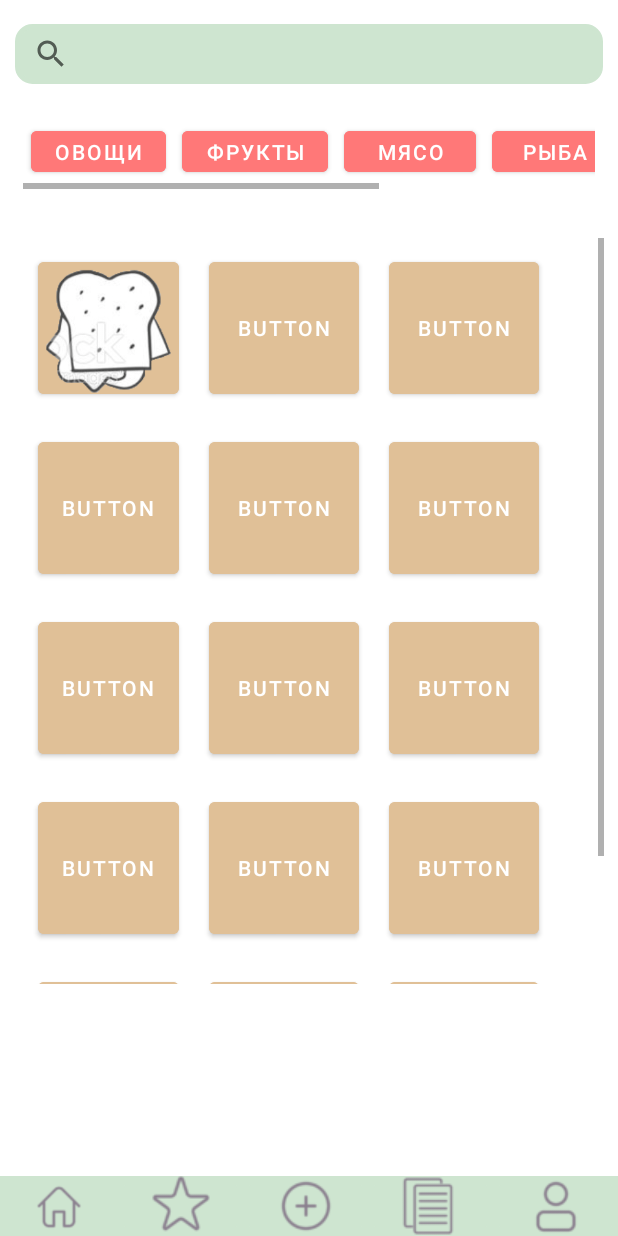
After one commit to NyashnyBastard/Rr3, an Android app: the layout menu.xml on its own in the app's theme, with its tools: preview values and no code run, on a phone screen of 412 x 824 dp. The commit adds this screen. Run offline under Robolectric (Android 15) with nearby library versions, the phone set to English and light mode, and no system bars.

Commit message:
//все_переделано

```diff
--- a/app/src/main/java/com/example/readyrecipe/MainActivity.kt
+++ b/app/src/main/java/com/example/readyrecipe/MainActivity.kt
@@ -12,7 +12,7 @@ class MainActivity : AppCompatActivity() {
     override fun onCreate(savedInstanceState: Bundle?) {
         super.onCreate(savedInstanceState)
         setContentView(R.layout.activity_main)
-        window.navigationBarColor = resources.getColor(R.color.d_grey)
+        window.navigationBarColor = resources.getColor(R.color.kor)
 
     }
 
--- /dev/null
+++ b/app/src/main/res/drawable/custom_search.xml
@@ -0,0 +1,12 @@
+<?xml version="1.0" encoding="utf-8"?>
+<shape xmlns:tools="http://schemas.android.com/tools"
+    xmlns:android="http://schemas.android.com/apk/res/android"
+    android:shape="rectangle">
+
+    <corners
+        android:radius="10sp"/>
+    <stroke
+        android:color="@color/svetly"
+        android:width="3dp"/>
+
+</shape>
--- a/app/src/main/res/layout/activity_splash_one.xml
+++ b/app/src/main/res/layout/activity_splash_one.xml
@@ -4,7 +4,7 @@
     xmlns:tools="http://schemas.android.com/tools"
     android:layout_width="match_parent"
     android:layout_height="match_parent"
-    android:background="@color/d_yellow"
+    android:background="@color/sv_yellow"
     tools:context=".SplashActivityOne">
 
     <ImageView
@@ -12,7 +12,7 @@
         android:layout_width="wrap_content"
         android:layout_height="wrap_content"
         android:fadeScrollbars="false"
-        android:tint="#EFECEC"
+        android:tint="@color/green"
         app:layout_constraintBottom_toBottomOf="parent"
         app:layout_constraintEnd_toEndOf="parent"
         app:layout_constraintStart_toStartOf="parent"
--- /dev/null
+++ b/app/src/main/res/layout/menu.xml
@@ -0,0 +1,325 @@
+<?xml version="1.0" encoding="utf-8"?>
+<androidx.constraintlayout.widget.ConstraintLayout xmlns:android="http://schemas.android.com/apk/res/android"
+    xmlns:app="http://schemas.android.com/apk/res-auto"
+    xmlns:tools="http://schemas.android.com/tools"
+    android:layout_width="match_parent"
+    android:layout_height="match_parent"
+    android:background="@color/white"
+    tools:context=".MainActivity">
+
+
+    <ScrollView
+        android:layout_width="387dp"
+        android:layout_height="497dp"
+        android:layout_marginStart="15dp"
+        android:layout_marginTop="16dp"
+        android:layout_marginEnd="15dp"
+        app:layout_constraintBottom_toTopOf="@+id/linearLayout2"
+        app:layout_constraintEnd_toEndOf="parent"
+        app:layout_constraintHorizontal_bias="0.0"
+        app:layout_constraintStart_toStartOf="parent"
+        app:layout_constraintTop_toBottomOf="@+id/horizontalScrollView"
+        app:layout_constraintVertical_bias="0.115">
+
+        <LinearLayout
+            android:layout_width="wrap_content"
+            android:layout_height="wrap_content">
+
+            <LinearLayout
+                android:layout_width="match_parent"
+                android:layout_height="match_parent"
+                android:layout_weight="1"
+                android:orientation="vertical">
+
+                <Button
+                    android:id="@+id/button17"
+                    android:layout_width="match_parent"
+                    android:layout_height="100dp"
+                    android:layout_gravity="center"
+                    android:layout_margin="10dp"
+                    android:backgroundTint="@color/sv_kor"
+                    android:foreground="@drawable/zak"
+                    android:foregroundTintMode="src_in"
+                    android:text="Button"
+                    app:iconTint="#AF2A2A" />
+
+                <Button
+                    android:id="@+id/button18"
+                    android:layout_width="match_parent"
+                    android:layout_height="100dp"
+                    android:layout_margin="10dp"
+                    android:backgroundTint="@color/sv_kor"
+                    android:text="Button" />
+
+                <Button
+                    android:id="@+id/button19"
+                    android:layout_width="match_parent"
+                    android:layout_height="100dp"
+                    android:layout_margin="10dp"
+                    android:backgroundTint="@color/sv_kor"
+                    android:text="Button" />
+
+                <Button
+                    android:id="@+id/button20"
+                    android:layout_width="match_parent"
+                    android:layout_height="100dp"
+                    android:layout_margin="10dp"
+                    android:backgroundTint="@color/sv_kor"
+                    android:text="Button" />
+
+                <Button
+                    android:id="@+id/button21"
+                    android:layout_width="match_parent"
+                    android:layout_height="100dp"
+                    android:layout_margin="10dp"
+                    android:backgroundTint="@color/sv_kor"
+                    android:text="Button" />
+            </LinearLayout>
+
+            <LinearLayout
+                android:layout_width="match_parent"
+                android:layout_height="wrap_content"
+                android:layout_weight="1"
+                android:orientation="vertical">
+
+                <Button
+                    android:id="@+id/button12"
+                    android:layout_width="100dp"
+                    android:layout_height="100dp"
+                    android:layout_margin="10dp"
+                    android:backgroundTint="@color/sv_kor"
+                    android:text="Button" />
+
+                <Button
+                    android:id="@+id/button13"
+                    android:layout_width="100dp"
+                    android:layout_height="100dp"
+                    android:layout_margin="10dp"
+                    android:backgroundTint="@color/sv_kor"
+                    android:text="Button" />
+
+                <Button
+                    android:id="@+id/button14"
+                    android:layout_width="100dp"
+                    android:layout_height="100dp"
+                    android:layout_margin="10dp"
+                    android:backgroundTint="@color/sv_kor"
+                    android:text="Button" />
+
+                <Button
+                    android:id="@+id/button15"
+                    android:layout_width="100dp"
+                    android:layout_height="100dp"
+                    android:layout_margin="10dp"
+                    android:backgroundTint="@color/sv_kor"
+                    android:text="Button" />
+
+                <Button
+                    android:id="@+id/button16"
+                    android:layout_width="100dp"
+                    android:layout_height="100dp"
+                    android:layout_margin="10dp"
+                    android:backgroundTint="@color/sv_kor"
+                    android:text="Button" />
+            </LinearLayout>
+
+            <LinearLayout
+                android:layout_width="wrap_content"
+                android:layout_height="wrap_content"
+                android:layout_weight="1"
+                android:orientation="vertical">
+
+                <Button
+                    android:id="@+id/button7"
+                    android:layout_width="100dp"
+                    android:layout_height="100dp"
+                    android:layout_margin="10dp"
+                    android:backgroundTint="@color/sv_kor"
+                    android:text="Button" />
+
+                <Button
+                    android:id="@+id/button8"
+                    android:layout_width="100dp"
+                    android:layout_height="100dp"
+                    android:layout_margin="10dp"
+                    android:backgroundTint="@color/sv_kor"
+                    android:text="Button" />
+
+                <Button
+                    android:id="@+id/button9"
+                    android:layout_width="100dp"
+                    android:layout_height="100dp"
+                    android:layout_margin="10dp"
+                    android:backgroundTint="@color/sv_kor"
+                    android:text="Button" />
+
+                <Button
+                    android:id="@+id/button10"
+                    android:layout_width="100dp"
+                    android:layout_height="100dp"
+                    android:layout_margin="10dp"
+                    android:backgroundTint="@color/sv_kor"
+                    android:text="Button" />
+
+                <Button
+                    android:id="@+id/button11"
+                    android:layout_width="100dp"
+                    android:layout_height="100dp"
+                    android:layout_margin="10dp"
+                    android:backgroundTint="@color/sv_kor"
+                    android:text="Button" />
+
+            </LinearLayout>
+
+        </LinearLayout>
+    </ScrollView>
+
+    <SearchView
+        android:id="@+id/searchView"
+        android:layout_width="match_parent"
+        android:layout_height="40dp"
+        android:layout_marginStart="10dp"
+        android:layout_marginTop="16dp"
+        android:layout_marginEnd="10dp"
+        android:background="@drawable/custom_search"
+        android:backgroundTint="@color/svetly"
+        app:layout_constraintEnd_toEndOf="parent"
+        app:layout_constraintHorizontal_bias="1.0"
+        app:layout_constraintStart_toStartOf="parent"
+        app:layout_constraintTop_toTopOf="parent">
+
+    </SearchView>
+
+    <LinearLayout
+        android:id="@+id/linearLayout2"
+        android:layout_width="match_parent"
+        android:layout_height="40dp"
+        android:background="@color/svetly"
+        android:orientation="horizontal"
+        app:layout_constraintBottom_toBottomOf="parent">
+
+        <ImageButton
+            android:id="@+id/imageButton8"
+            android:layout_width="26dp"
+            android:layout_height="40dp"
+            android:layout_weight="1"
+            android:background="@color/d_grey"
+            android:backgroundTint="@color/svetly"
+            android:scaleType="centerInside"
+            android:tint="@color/bl"
+            app:srcCompat="@drawable/q2" />
+
+        <ImageButton
+            android:id="@+id/imageButton6"
+            android:layout_width="30dp"
+            android:layout_height="40dp"
+            android:layout_weight="1"
+            android:backgroundTint="@color/svetly"
+            android:scaleType="center"
+            android:tint="@color/bl"
+            app:srcCompat="@drawable/q5" />
+
+        <ImageButton
+            android:id="@+id/imageButton7"
+            android:layout_width="30dp"
+            android:layout_height="40dp"
+            android:layout_weight="1"
+            android:backgroundTint="@color/svetly"
+            android:scaleType="center"
+            android:tint="@color/bl"
+            app:srcCompat="@drawable/q4" />
+
+        <ImageButton
+            android:id="@+id/imageButton2"
+            android:layout_width="30dp"
+            android:layout_height="40dp"
+            android:layout_weight="1"
+            android:backgroundTint="@color/svetly"
+            android:scaleType="center"
+            android:tint="@color/bl"
+            app:srcCompat="@drawable/q1" />
+
+        <ImageButton
+            android:id="@+id/imageButton3"
+            android:layout_width="30dp"
+            android:layout_height="40dp"
+            android:layout_weight="1"
+            android:backgroundTint="@color/svetly"
+            android:scaleType="center"
+            android:tint="@color/bl"
+            app:srcCompat="@drawable/q3" />
+
+    </LinearLayout>
+
+    <HorizontalScrollView
+        android:id="@+id/horizontalScrollView"
+        android:layout_width="match_parent"
+        android:layout_height="50dp"
+        android:layout_marginStart="15dp"
+        android:layout_marginTop="20dp"
+        android:layout_marginEnd="15dp"
+        app:layout_constraintEnd_toEndOf="parent"
+        app:layout_constraintHorizontal_bias="1.0"
+        app:layout_constraintStart_toStartOf="parent"
+        app:layout_constraintTop_toBottomOf="@+id/searchView">
+
+        <LinearLayout
+            android:layout_width="wrap_content"
+            android:layout_height="match_parent"
+            android:orientation="horizontal">
+
+            <Button
+                android:id="@+id/button"
+                android:layout_width="wrap_content"
+                android:layout_height="wrap_content"
+                android:layout_margin="5dp"
+                android:backgroundTint="@color/kor"
+                android:text="Овощи" />
+
+            <Button
+                android:id="@+id/button2"
+                android:layout_width="match_parent"
+                android:layout_height="wrap_content"
+                android:layout_margin="5dp"
+                android:backgroundTint="@color/kor"
+                android:text="фрукты" />
+
+            <Button
+                android:id="@+id/button3"
+                android:layout_width="wrap_content"
+                android:layout_height="wrap_content"
+                android:layout_margin="5dp"
+                android:layout_weight="1"
+                android:backgroundTint="@color/kor"
+                android:text="мясо" />
+
+            <Button
+                android:id="@+id/button4"
+                android:layout_width="wrap_content"
+                android:layout_height="wrap_content"
+                android:layout_margin="5dp"
+                android:layout_weight="1"
+                android:backgroundTint="@color/kor"
+                android:text="рыба " />
+
+            <Button
+                android:id="@+id/button5"
+                android:layout_width="wrap_content"
+                android:layout_height="wrap_content"
+                android:layout_margin="5dp"
+                android:layout_weight="1"
+                android:backgroundTint="@color/kor"
+                android:text="специи" />
+
+            <Button
+                android:id="@+id/button6"
+                android:layout_width="wrap_content"
+                android:layout_height="wrap_content"
+                android:layout_margin="5dp"
+                android:layout_weight="1"
+                android:backgroundTint="@color/kor"
+                android:text="соусы" />
+        </LinearLayout>
+    </HorizontalScrollView>
+
+</androidx.constraintlayout.widget.ConstraintLayout>
--- a/app/src/main/res/values/colors.xml
+++ b/app/src/main/res/values/colors.xml
@@ -17,4 +17,10 @@
     <color name="d_grey">#222224</color>
     <color name="yellow">#f5cfa2</color>
     <color name="fon2">#dad0c4</color>
+    <color name="green">#0b423f</color>
+    <color name="svetly">#CEE5D0</color>
+    <color name="sv_yellow">#F3F0D7</color>
+    <color name="sv_kor">#E0C097</color>
+    <color name="kor">#FF7878</color>
+
 </resources>
--- a/app/src/main/res/values/themes.xml
+++ b/app/src/main/res/values/themes.xml
@@ -8,7 +8,7 @@
         <!-- Secondary brand color. -->
         <item name="colorSecondary">@color/teal_200</item>
         <item name="colorSecondaryVariant">@color/teal_700</item>
-        <item name="colorOnSecondary">@color/black</item>
+        <item name="colorOnSecondary">@color/sv_yellow</item>
         <!-- Status bar color. -->
         <item name="android:statusBarColor" tools:targetApi="l">@color/d_grey</item>
         <!-- Customize your theme here. -->
```
Also changed, not shown: app/src/main/res/drawable/custom_baner.xml (added, +11 -0 lines), app/src/main/res/layout/activity_main.xml (+53 -104 lines), app/src/main/res/layout/page_recipe.xml (deleted, +0 -133 lines), app/src/main/res/drawable/q1.png (added), app/src/main/res/drawable/q2.png (added), app/src/main/res/drawable/q3.png (added), app/src/main/res/drawable/q4.png (added), app/src/main/res/drawable/q5.png (added).
